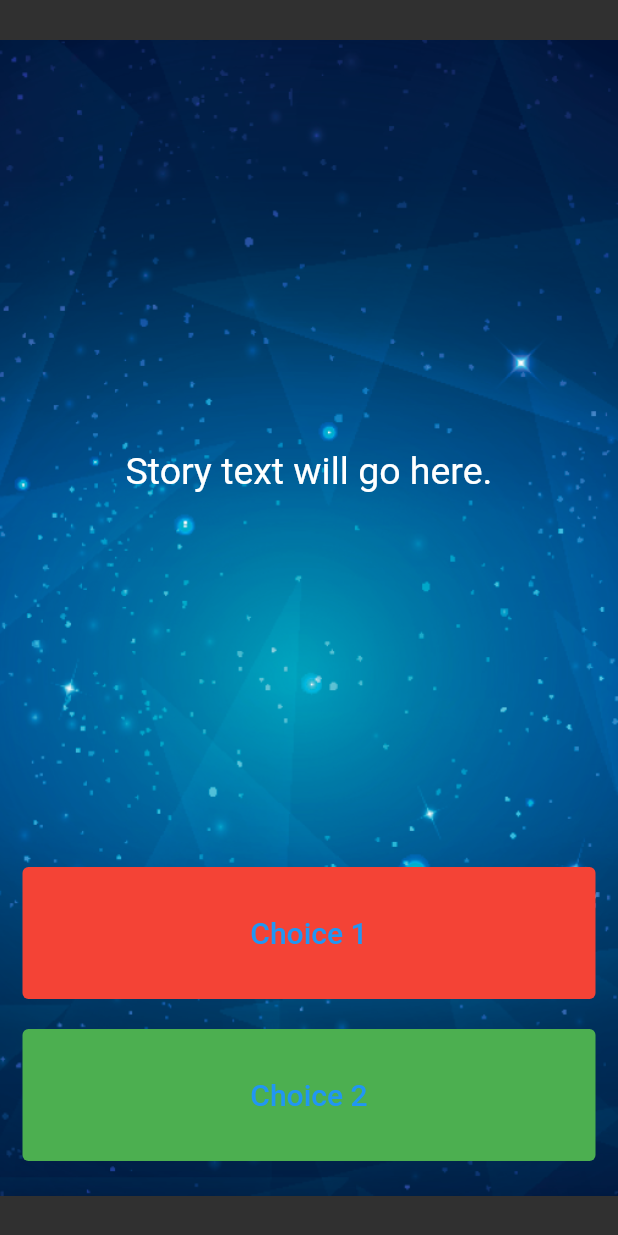
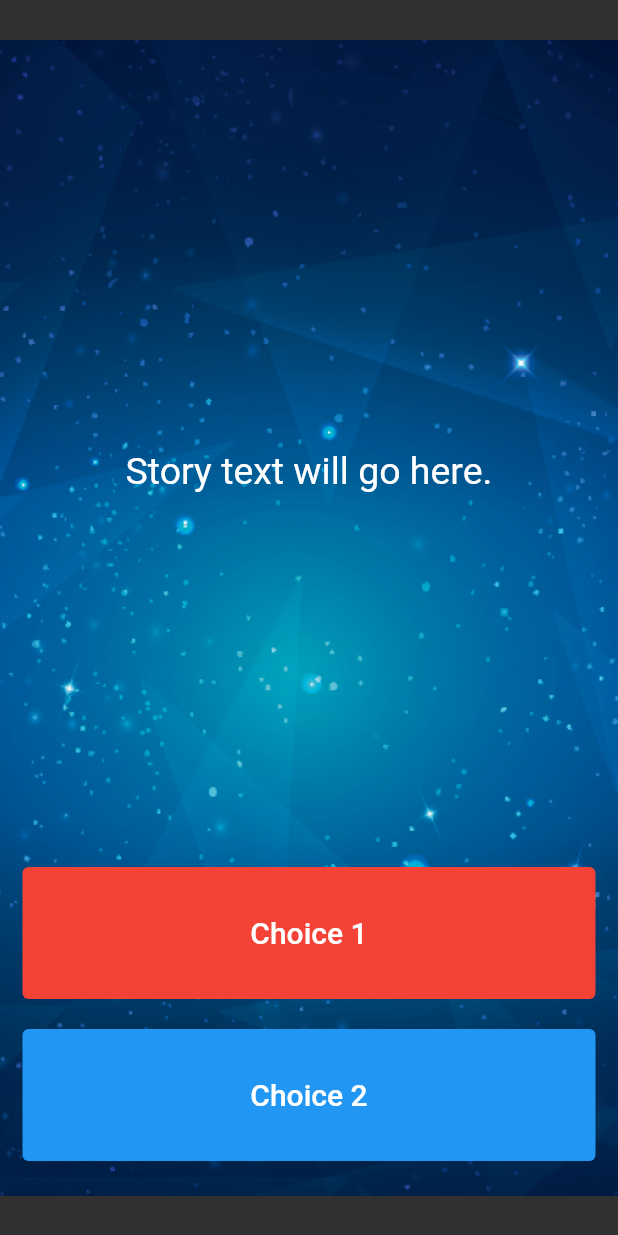
Before and after one commit to Okashe/destiny_app, a Flutter app: the screen it shows after launch, on a phone screen of 412 x 824 dp. Run offline on Flutter 3.47's test engine with Material 2 defaults, Android fonts, the phone set to English and light mode, and no system bars.

```diff
--- a/lib/main.dart
+++ b/lib/main.dart
@@ -2,7 +2,7 @@ import 'package:flutter/material.dart';
 
 //TODO: Step 15 - Run the app and see if you can see the screen update with the first story. Delete this TODO if it looks as you expected.
 
-void main() => runApp(Destini());
+void main() => runApp(const Destini());
 
 class Destini extends StatelessWidget {
   const Destini({super.key});
@@ -29,9 +29,11 @@ class _StoryPageState extends State<StoryPage> {
   Widget build(BuildContext context) {
     return Scaffold(
       body: Container(
-        //TODO: Step 1 - Add background.png to this Container as a background image.
         decoration: const BoxDecoration(
-            image: DecorationImage(image: AssetImage('images/background.png'))),
+          image: DecorationImage(
+            image: AssetImage('images/background.png'),
+          ),
+        ),
         padding: const EdgeInsets.symmetric(vertical: 50.0, horizontal: 15.0),
         constraints: const BoxConstraints.expand(),
         child: SafeArea(
@@ -65,6 +67,7 @@ class _StoryPageState extends State<StoryPage> {
                     'Choice 1',
                     style: TextStyle(
                       fontSize: 20.0,
+                      color: Colors.white,
                     ),
                   ),
                 ),
@@ -82,13 +85,14 @@ class _StoryPageState extends State<StoryPage> {
                     //TODO: Step 19 - Call the nextStory() method from storyBrain and pass the number 2 as the choice made by the user.
                   },
                   style: const ButtonStyle(
-                    backgroundColor: MaterialStatePropertyAll(Colors.green),
+                    backgroundColor: MaterialStatePropertyAll(Colors.blue),
                   ),
                   child: const Text(
                     //TODO: Step 14 - Use the storyBrain to get the text for choice 2.
                     'Choice 2',
                     style: TextStyle(
                       fontSize: 20.0,
+                      color: Colors.white,
                     ),
                   ),
                 ),
--- a/lib/story.dart
+++ b/lib/story.dart
@@ -1,5 +1,4 @@
-//TODO: Step 2 - Create a new class called Story.
-
-//TODO: Step 3 - Create 3 properties for this class, A. storyTitle to store the story text. B. choice1 to store the text for choice 1, C. choice2 to store the text for choice 2.
-
-//TODO: Step 4 - Create a Constructor for this class to be able to initialise the properties created in step 3.
+class Story {
+  String storyTitle, choice1, choice2;
+  Story(this.storyTitle, this.choice1, this.choice2);
+}
```
